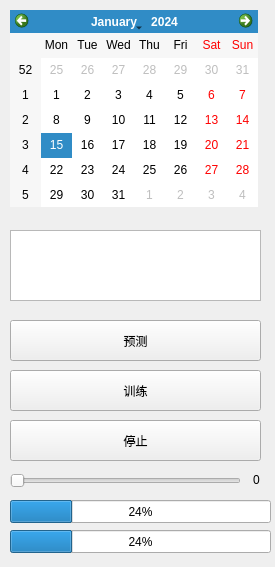
First picture: the form in main.ui, repository PapaKache/Neural, before the edit.
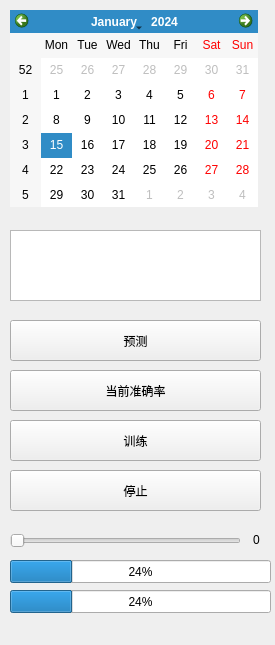
Second picture: the form after the edit.

```diff
--- a/main.ui
+++ b/main.ui
@@ -7,7 +7,7 @@
     <x>0</x>
     <y>0</y>
     <width>275</width>
-    <height>567</height>
+    <height>645</height>
    </rect>
   </property>
   <property name="windowTitle">
@@ -18,7 +18,7 @@
     <property name="geometry">
      <rect>
       <x>10</x>
-      <y>370</y>
+      <y>420</y>
       <width>251</width>
       <height>41</height>
      </rect>
@@ -64,7 +64,7 @@
     <property name="geometry">
      <rect>
       <x>10</x>
-      <y>500</y>
+      <y>560</y>
       <width>261</width>
       <height>23</height>
      </rect>
@@ -77,7 +77,7 @@
     <property name="geometry">
      <rect>
       <x>10</x>
-      <y>530</y>
+      <y>590</y>
       <width>261</width>
       <height>23</height>
      </rect>
@@ -90,7 +90,7 @@
     <property name="geometry">
      <rect>
       <x>10</x>
-      <y>470</y>
+      <y>530</y>
       <width>231</width>
       <height>22</height>
      </rect>
@@ -103,7 +103,7 @@
     <property name="geometry">
      <rect>
       <x>253</x>
-      <y>470</y>
+      <y>530</y>
       <width>21</width>
       <height>20</height>
      </rect>
@@ -116,7 +116,7 @@
     <property name="geometry">
      <rect>
       <x>10</x>
-      <y>420</y>
+      <y>470</y>
       <width>251</width>
       <height>41</height>
      </rect>
@@ -125,6 +125,19 @@
      <string>停止</string>
     </property>
    </widget>
+   <widget class="QPushButton" name="pushButtonAcc">
+    <property name="geometry">
+     <rect>
+      <x>10</x>
+      <y>370</y>
+      <width>251</width>
+      <height>41</height>
+     </rect>
+    </property>
+    <property name="text">
+     <string>当前准确率</string>
+    </property>
+   </widget>
   </widget>
  </widget>
  <resources/>
```
Left out of the diff: 2 changed lines with no effect on the pictures.
